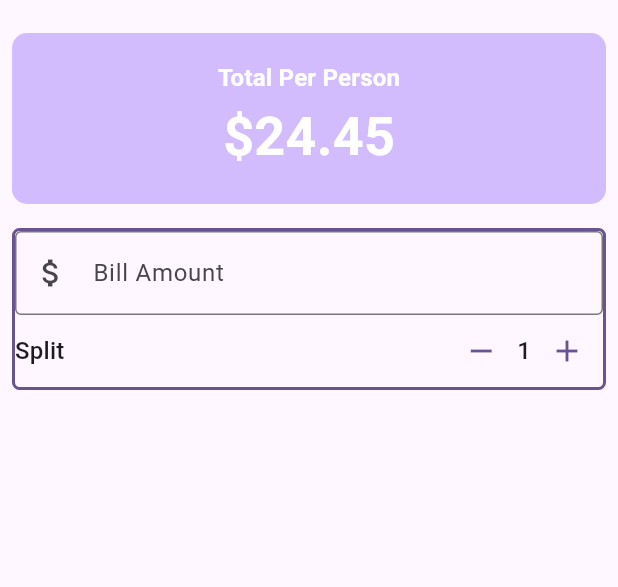
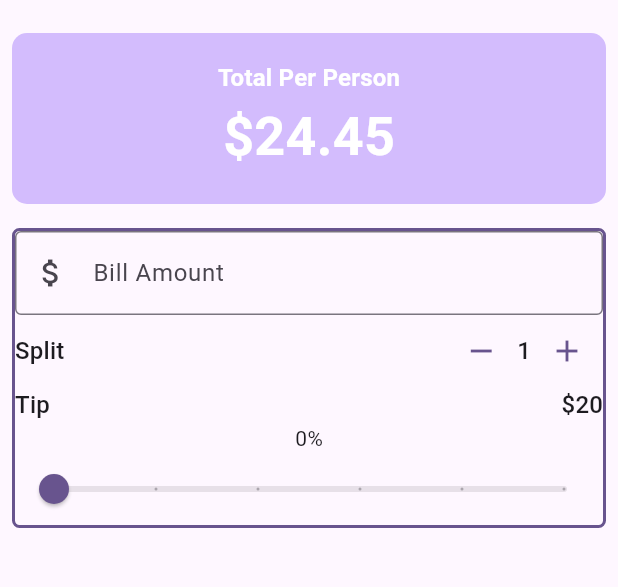
Before and after one commit to Vysakhchandren/UTip-App, a Flutter app: the screen it shows after launch, on a phone screen of 412 x 824 dp, the part 63-650 px from its top. Run offline on Flutter 3.47's test engine with Material 3 defaults, Android fonts, the phone set to English and light mode, and no system bars.

Commit message:
Added Tip Percentage and Slider

```diff
--- a/lib/utip.dart
+++ b/lib/utip.dart
@@ -13,7 +13,7 @@ class UTip extends StatefulWidget {
 
 class _UTipState extends State<UTip> {
   int _personCount = 1;
-
+double _tipPercentage = 0.0;
   //methods
 
   void increment() {
@@ -102,8 +102,25 @@ class _UTipState extends State<UTip> {
                         personCount: _personCount,
                         onDecrement: decrement,onIncrement: increment,
                       ),
+
                     ],
                   ),
+                  Row(
+                    mainAxisAlignment: MainAxisAlignment.spaceBetween,
+                    children: [
+                      Text("Tip",style: themeData.textTheme.titleMedium,),
+                      Text("\$20",style: themeData.textTheme.titleMedium,)
+                    ],
+                  ),
+                  //slider text
+                  Text("${(_tipPercentage * 100).round( )}%"),
+                  Slider(value: _tipPercentage, onChanged: (value) {
+                    setState(() {
+                      _tipPercentage = value;
+                    });
+
+                  },
+                  min: 0.0,max: 0.5,divisions:5,label: '${(_tipPercentage*100).round()}',),
                 ],
               ),
             ),
```
